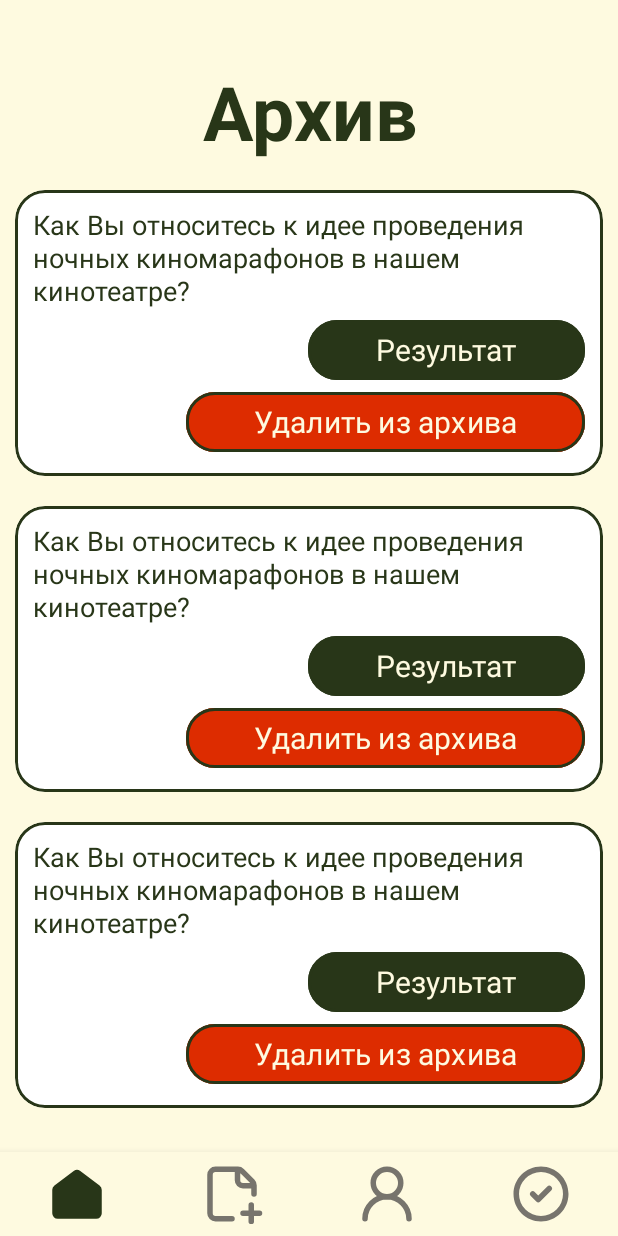
After one commit to msnthr0pe/we_vote, an Android app: the layout fragment_archive.xml on its own in the app's theme, with its tools: preview values and no code run, on a phone screen of 412 x 824 dp. The commit adds this screen. Run offline under Robolectric (Android 15) with nearby library versions, the phone set to English and light mode, and no system bars; Roboto replaces fonts that are not available here.

Commit message:
Archive xml done

```diff
--- /dev/null
+++ b/app/src/main/res/layout/fragment_archive.xml
@@ -0,0 +1,33 @@
+<?xml version="1.0" encoding="utf-8"?>
+<LinearLayout xmlns:android="http://schemas.android.com/apk/res/android"
+    android:layout_width="match_parent"
+    android:layout_height="match_parent"
+    xmlns:tools="http://schemas.android.com/tools"
+    xmlns:app="http://schemas.android.com/apk/res-auto"
+    android:orientation="vertical"
+    android:gravity="center"
+    android:paddingTop="44dp">
+
+    <TextView
+        android:layout_width="wrap_content"
+        android:layout_height="wrap_content"
+        android:text="@string/archive"
+        android:textSize="@dimen/titleTextSize"
+        android:textStyle="bold"/>
+
+    <androidx.recyclerview.widget.RecyclerView
+        android:layout_width="match_parent"
+        android:layout_height="0dp"
+        android:layout_weight="1"
+        tools:listitem="@layout/item_archive"/>
+
+    <com.google.android.material.bottomnavigation.BottomNavigationView
+        android:id="@+id/bottom_nav"
+        app:itemRippleColor="@android:color/transparent"
+        android:layout_width="match_parent"
+        android:layout_height="wrap_content"
+        app:labelVisibilityMode="unlabeled"
+        app:menu="@menu/menu_bottom_nav_admin"
+        android:layout_gravity="bottom"/>
+
+</LinearLayout>
--- /dev/null
+++ b/app/src/main/res/layout/item_archive.xml
@@ -0,0 +1,46 @@
+<?xml version="1.0" encoding="utf-8"?>
+<com.google.android.material.card.MaterialCardView xmlns:android="http://schemas.android.com/apk/res/android"
+    android:layout_width="match_parent"
+    android:layout_height="wrap_content"
+    xmlns:app="http://schemas.android.com/apk/res-auto"
+    android:layout_margin="10dp"
+    app:cardCornerRadius="20dp"
+    app:strokeColor="?attr/colorPrimary"
+    app:strokeWidth="2dp"
+    app:cardBackgroundColor="?attr/editTextBackgroundFill">
+
+    <LinearLayout
+        android:layout_width="match_parent"
+        android:layout_height="wrap_content"
+        android:padding="12dp"
+        android:orientation="vertical"
+        android:background="@android:color/transparent">
+
+        <TextView
+            android:layout_width="wrap_content"
+            android:layout_height="wrap_content"
+            android:background="@android:color/transparent"
+            android:text="@string/default_recycler_text"
+            android:textSize="18sp"
+            android:textAlignment="textStart" />
+
+        <Button
+            android:layout_width="wrap_content"
+            android:layout_height="wrap_content"
+            android:text="@string/results"
+            android:textSize="20sp"
+            android:padding="0dp"
+            android:layout_gravity="end"/>
+
+        <Button
+            android:layout_width="wrap_content"
+            android:layout_height="wrap_content"
+            android:text="@string/delete_from_archive"
+            android:textSize="20sp"
+            android:backgroundTint="@color/red"
+            android:padding="0dp"
+            android:layout_gravity="end"/>
+
+    </LinearLayout>
+
+</com.google.android.material.card.MaterialCardView>
--- a/app/src/main/res/values-night/themes.xml
+++ b/app/src/main/res/values-night/themes.xml
@@ -30,10 +30,10 @@
 
     <style name="Button" parent="Widget.Material3.Button">
         <item name="shapeAppearanceOverlay">@style/ShapeAppearance.We_vote.Button</item>
-        <item name="backgroundTint">@color/dark_green</item>
+        <item name="backgroundTint">@color/light_yellow</item>
         <item name="strokeColor">@color/light_yellow</item>
         <item name="strokeWidth">2.3dp</item>
-        <item name="android:textColor">@color/light_yellow</item>
+        <item name="android:textColor">@color/dark_green</item>
         <item name="android:textSize">22sp</item>
         <item name="android:fontFamily">@font/montserrat_medium</item>
         <item name="android:paddingTop">12dp</item>
--- a/app/src/main/res/values/strings.xml
+++ b/app/src/main/res/values/strings.xml
@@ -40,4 +40,7 @@
     <string name="third_choice">Третий вариант ответа</string>
     <string name="enter_third_choice">Введите третий вариант ответа…</string>
     <string name="publish">Опубликовать</string>
+    <string name="results">Результат</string>
+    <string name="delete_from_archive">Удалить из архива</string>
+    <string name="archive">Архив</string>
 </resources>
```
